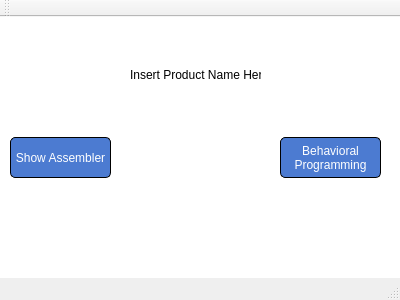
AJEdwards314/UIShowEditor, file homewindow.ui: the form before one commit.
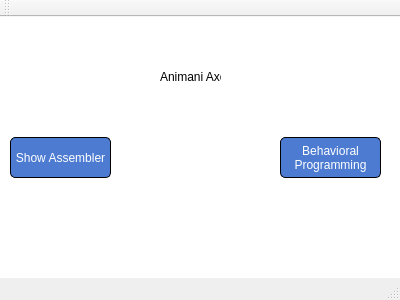
The form after the commit. Icons and pictures are not drawn.

Commit message: Added Serial Menu and Bar to BehaviorProgramming Window

```diff
--- a/homewindow.ui
+++ b/homewindow.ui
@@ -123,14 +123,14 @@
    <widget class="QLabel" name="ProductName">
     <property name="geometry">
      <rect>
-      <x>130</x>
+      <x>160</x>
       <y>50</y>
-      <width>131</width>
-      <height>16</height>
+      <width>61</width>
+      <height>20</height>
      </rect>
     </property>
     <property name="text">
-     <string>Insert Product Name Here</string>
+     <string>Animani Axe</string>
     </property>
    </widget>
   </widget>
```
Left out of the diff: 2 changed lines with no effect on the pictures. The commit also changes 4 other files.
